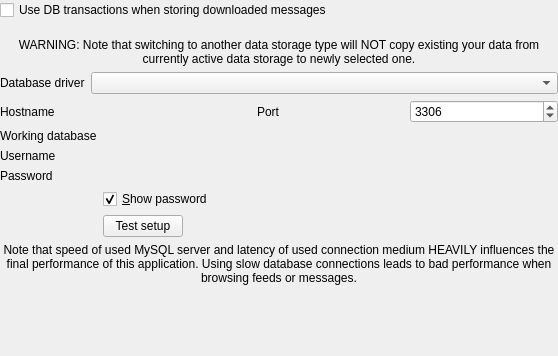
Old version of the form src/librssguard/gui/settings/settingsdatabase.ui in the repository martinrotter/rssguard.
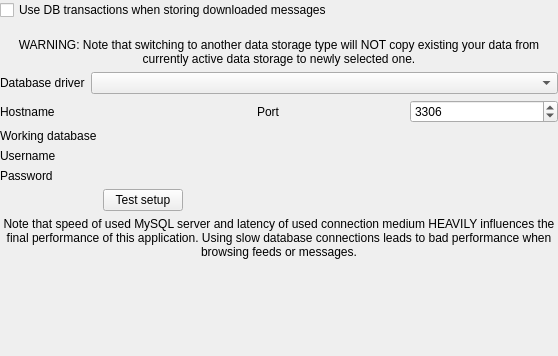
New version of the form. Custom widgets are drawn as their Qt base class.

Commit message: work on mergin inoreader to greader, better password text boxes

```diff
--- a/src/librssguard/gui/settings/settingsdatabase.ui
+++ b/src/librssguard/gui/settings/settingsdatabase.ui
@@ -221,16 +221,6 @@
         <widget class="LineEditWithStatus" name="m_txtMysqlPassword" native="true"/>
        </item>
        <item row="4" column="1">
-        <widget class="QCheckBox" name="m_checkMysqlShowPassword">
-         <property name="text">
-          <string>&amp;Show password</string>
-         </property>
-         <property name="checked">
-          <bool>true</bool>
-         </property>
-        </widget>
-       </item>
-       <item row="5" column="1">
         <layout class="QHBoxLayout" name="horizontalLayout_11">
          <item>
           <widget class="QPushButton" name="m_btnMysqlTestSetup">
@@ -257,7 +247,7 @@
          </item>
         </layout>
        </item>
-       <item row="6" column="0" colspan="2">
+       <item row="5" column="0" colspan="2">
         <widget class="QLabel" name="m_lblMysqlInfo">
          <property name="text">
           <string>Note that speed of used MySQL server and latency of used connection medium HEAVILY influences the final performance of this application. Using slow database connections leads to bad performance when browsing feeds or messages.</string>
```
The commit also changes 22 other files.
